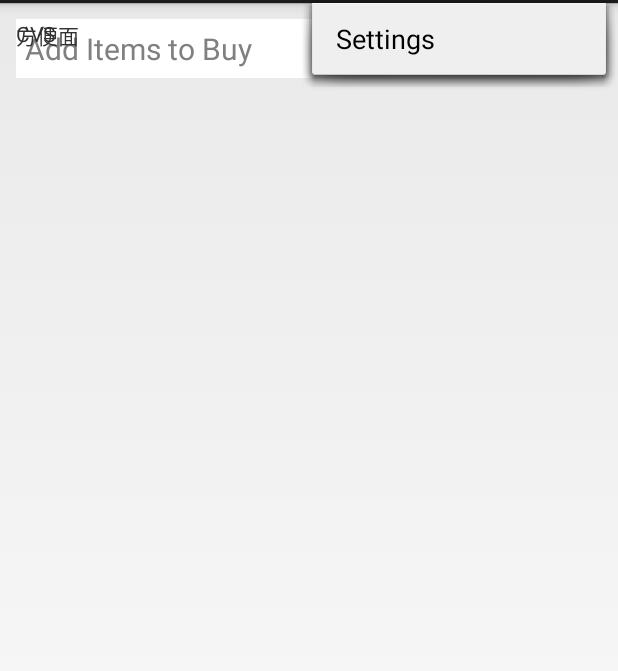
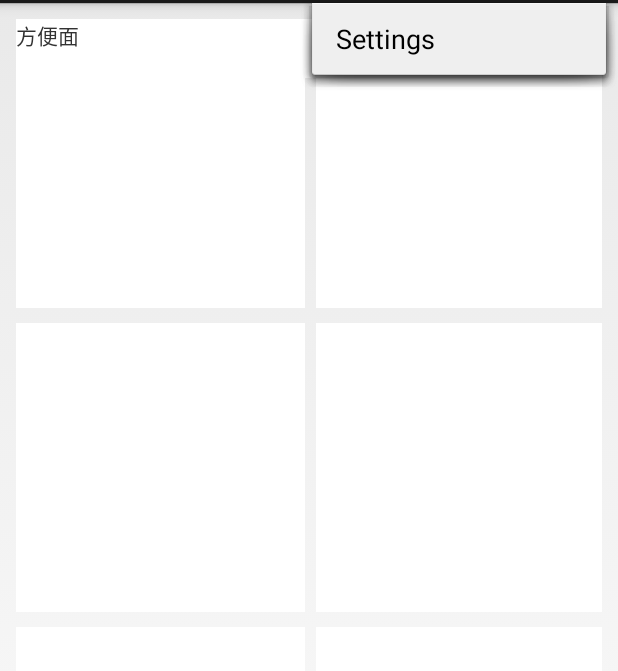
Before and after one commit to serenafr/Housewife-Solution, an Android app: the screen it shows after launch (MainActivity), with the options menu open, on a phone screen of 412 x 824 dp, the part 69-740 px from its top. Run offline under Robolectric (Android 15) with nearby library versions, the phone set to English and light mode, and no system bars.

```diff
--- /dev/null
+++ b/app/src/main/java/me/christine/housewifesolution/CardsAdapter.java
@@ -0,0 +1,51 @@
+package me.christine.housewifesolution;
+
+import android.view.ViewGroup;
+import android.widget.BaseAdapter;
+import android.view.View;
+import android.content.Context;
+import android.widget.GridView;
+import android.widget.ImageView;
+import android.util.DisplayMetrics;
+import android.util.Log;
+
+/**
+ * Created by christine on 15-6-9.
+ */
+public class CardsAdapter extends BaseAdapter {
+    private Context context;
+    private String cards[] = {"Costco", "CVS", "WholeFoods", "Safeway"};
+
+    public CardsAdapter(Context ctx) {
+        context = ctx;
+    }
+
+    public int getCount() {
+        return 6;
+    }
+
+    public Object getItem(int position) {
+        return null;
+    }
+
+    public long getItemId(int position) {
+        return 0;
+    }
+
+    public View getView(int position, View convertView, ViewGroup parent) {
+        ImageView imageView;
+        if (convertView == null) {
+            final DisplayMetrics displayMetrics = context.getResources().getDisplayMetrics();
+            final float screenWidthInDp = displayMetrics.widthPixels;
+            final int gridWidth = (int) (screenWidthInDp - 40)/2;
+            final int gridHeight = gridWidth;
+            imageView = new ImageView(context);
+            imageView.setLayoutParams(new GridView.LayoutParams(gridWidth, gridHeight));
+            imageView.setScaleType(ImageView.ScaleType.CENTER);
+        } else {
+            imageView = (ImageView) convertView;
+        }
+        imageView.setBackgroundColor(context.getResources().getColor(R.color.grid_view_background));
+        return imageView;
+    }
+}
--- a/app/src/main/java/me/christine/housewifesolution/MainActivity.java
+++ b/app/src/main/java/me/christine/housewifesolution/MainActivity.java
@@ -13,23 +13,18 @@ import android.view.MenuInflater;
 import android.view.MenuItem;
 import android.view.View;
 import android.view.MotionEvent;
-import android.view.View.OnClickListener;
-import android.view.ViewGroup;
 import android.widget.AdapterView;
 import android.widget.EditText;
-import android.widget.FrameLayout;
+import android.widget.GridView;
 import android.widget.ListView;
 import android.widget.PopupMenu;
 import android.widget.TabHost;
-import android.widget.TabWidget;
 import android.widget.TextView;
 import android.widget.TextView.OnEditorActionListener;
 import android.widget.Toast;
 import android.widget.ImageView;
-import android.util.Log;
 
 import java.util.List;
-import java.util.logging.Filter;
 
 import me.christine.sqlite.DatabaseHandler.DatabaseHandler;
 
@@ -54,6 +49,9 @@ public class MainActivity extends Activity {
         };
         //setting animation features for tabs, so that new tabs slide in when clicked
         TabHost tabHost = (TabHost) findViewById(android.R.id.tabhost);
+        if(savedInstanceState != null) {
+            tabHost.setCurrentTab(savedInstanceState.getInt("CurrentTab"));
+        }
         AnimatedTabHostListener animatedTabHostListener = new AnimatedTabHostListener(tabHost);
         tabHost.setOnTabChangedListener(animatedTabHostListener);
 
@@ -90,8 +88,16 @@ public class MainActivity extends Activity {
         displayShoppingList();
 
         //cards tab
+        GridView gridView = (GridView) findViewById(R.id.cards_grid_view);
+        gridView.setAdapter(new CardsAdapter(this));
     }
 
+    //Save current tab, so app won't return to default tab when mobile is rotated
+    @Override
+    protected void onSaveInstanceState(Bundle outState) {
+        TabHost tabHost = (TabHost) findViewById(android.R.id.tabhost);
+        outState.putInt("CurrentTab", tabHost.getCurrentTab());
+    }
 
     @Override
     public boolean onCreateOptionsMenu(Menu menu) {
--- a/app/src/main/res/layout/cardstag_layout.xml
+++ b/app/src/main/res/layout/cardstag_layout.xml
@@ -5,8 +5,14 @@
     android:layout_width="match_parent"
     android:layout_height="match_parent">
 
-    <TextView android:text="@string/cards_list"
-        android:layout_width="wrap_content"
-        android:layout_height="wrap_content" />
+    <GridView
+        android:id="@+id/cards_grid_view"
+        android:layout_width="fill_parent"
+        android:layout_height="fill_parent"
+        android:numColumns="2"
+        android:verticalSpacing="10dp"
+        android:horizontalSpacing="10dp"
+        android:stretchMode="columnWidth">
+    </GridView>
 
 </LinearLayout>
--- a/app/src/main/res/values/colors.xml
+++ b/app/src/main/res/values/colors.xml
@@ -1,4 +1,5 @@
 <?xml version="1.0" encoding="utf-8"?>
 <resources>
     <color name="store_separator_background">#B6B6B6</color>
+    <color name="grid_view_background">#FFFFFF</color>
 </resources>
```
